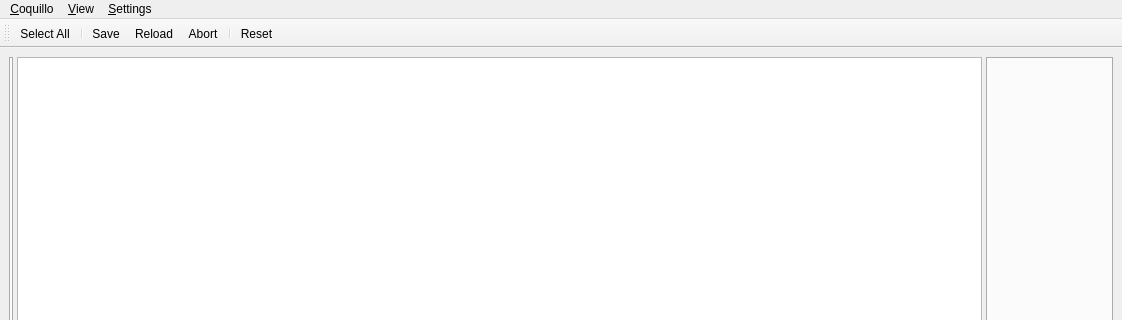
The window that ui/mainwindow.ui (sjuvonen/coquillo) describes before a commit, drawn with Qt 5; both pictures show x 0 to 1122 and y 0 to 320 of the 1122 by 751 pixel window.
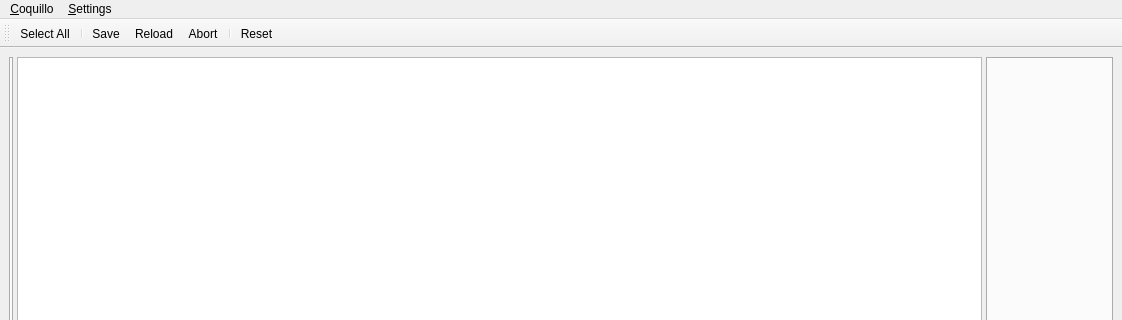
The same window after the commit. Icons and pictures are not drawn. Custom widgets are drawn as their Qt base class.

Patch:
```diff
--- a/ui/mainwindow.ui
+++ b/ui/mainwindow.ui
@@ -88,13 +88,7 @@
     <addaction name="separator"/>
     <addaction name="actionConfigure"/>
    </widget>
-   <widget class="QMenu" name="menu_View">
-    <property name="title">
-     <string>&amp;View</string>
-    </property>
-   </widget>
    <addaction name="menu_Coquillo"/>
-   <addaction name="menu_View"/>
    <addaction name="menu_Settings"/>
   </widget>
   <widget class="QStatusBar" name="statusbar"/>
```
